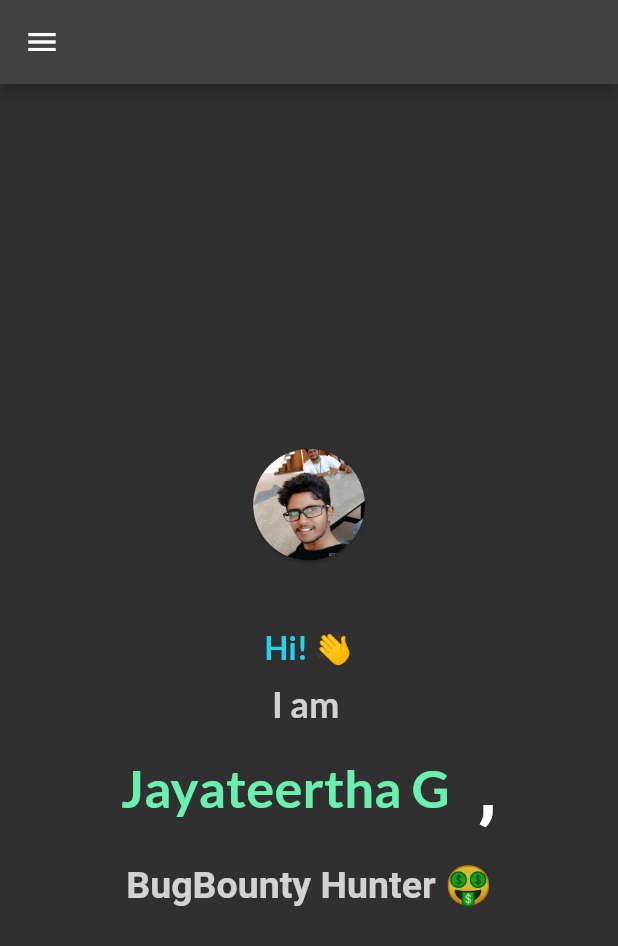
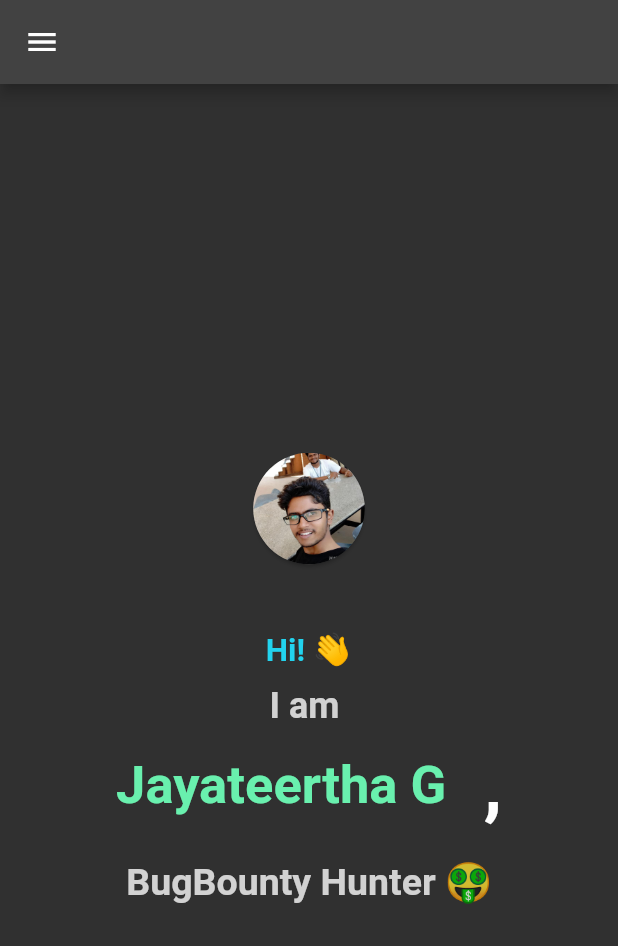
Before and after one commit to jayateertha043/jayateertha, a Flutter app: the screen it shows after launch, on a phone screen of 412 x 824 dp. Shown: the top 946 px of the screen. Run offline on Flutter 3.47's test engine with Material 2 defaults, Android fonts, the light colour scheme and no system bars; drawn by our look-alikes of animated_text_kit, velocity_x; our stand-ins replace font_awesome_flutter.

Commit message:
remove google fonts

```diff
--- a/lib/main.dart
+++ b/lib/main.dart
@@ -1,7 +1,7 @@
 import 'package:animated_text_kit/animated_text_kit.dart';
 
 import 'package:flutter/material.dart';
-import 'package:google_fonts/google_fonts.dart' as GF;
+//import 'package:google_fonts/google_fonts.dart' as GF;
 import 'package:jayateertha/pages/blogs.dart';
 import 'package:jayateertha/pages/portfolio.dart';
 //import 'package:jayateertha/utils/api.dart';
@@ -43,10 +43,10 @@ class MyApp extends StatelessWidget {
       title: 'Jayateertha G',
       themeMode: ThemeMode.dark,
       theme: ThemeData(
-          brightness: Brightness.dark,
-          textTheme: GF.GoogleFonts.latoTextTheme(
-            ThemeData(brightness: Brightness.dark).textTheme,
-          )),
+        brightness: Brightness.dark,
+        /*textTheme: GF.GoogleFonts.latoTextTheme(
+            ThemeData(brightness: Brightness.dark).textTheme,*/
+      ),
       initialRoute: '/',
       routes: {
         '/': (context) => const MyHomePage(),
--- a/pubspec.yaml
+++ b/pubspec.yaml
@@ -34,7 +34,7 @@ dependencies:
   url_launcher: ^6.0.10
   http: ^0.13.3
   font_awesome_flutter: ^9.1.0
-  google_fonts: ^2.1.0
+  #google_fonts: ^2.1.0
 
   # The following adds the Cupertino Icons font to your application.
   # Use with the CupertinoIcons class for iOS style icons.
```
Also changed, not shown: pubspec.lock.
